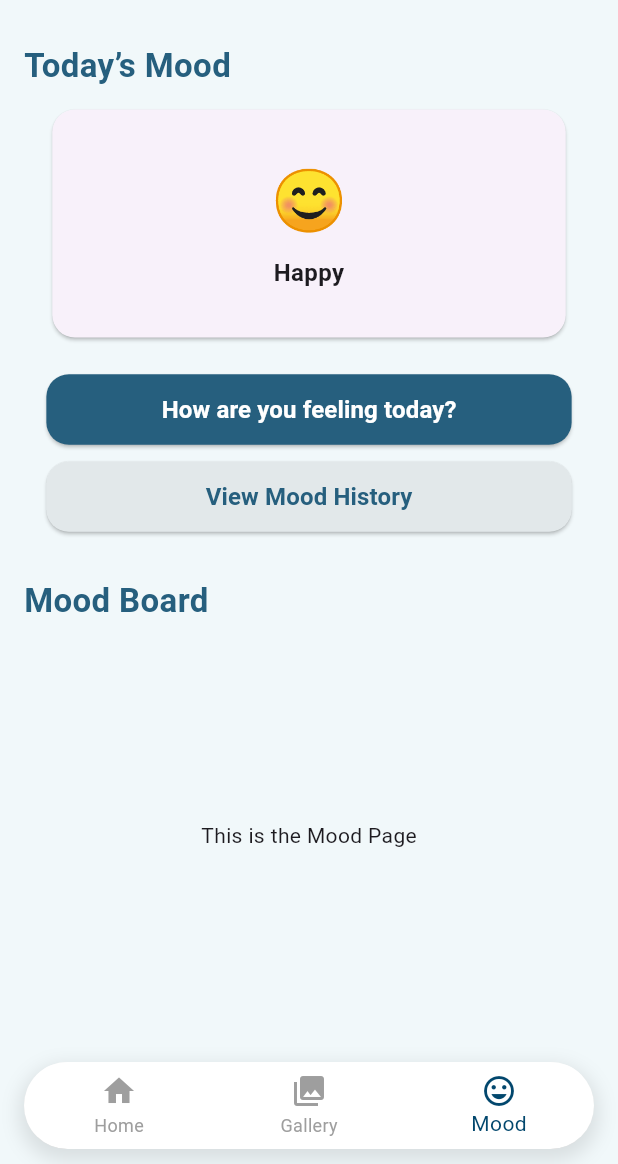
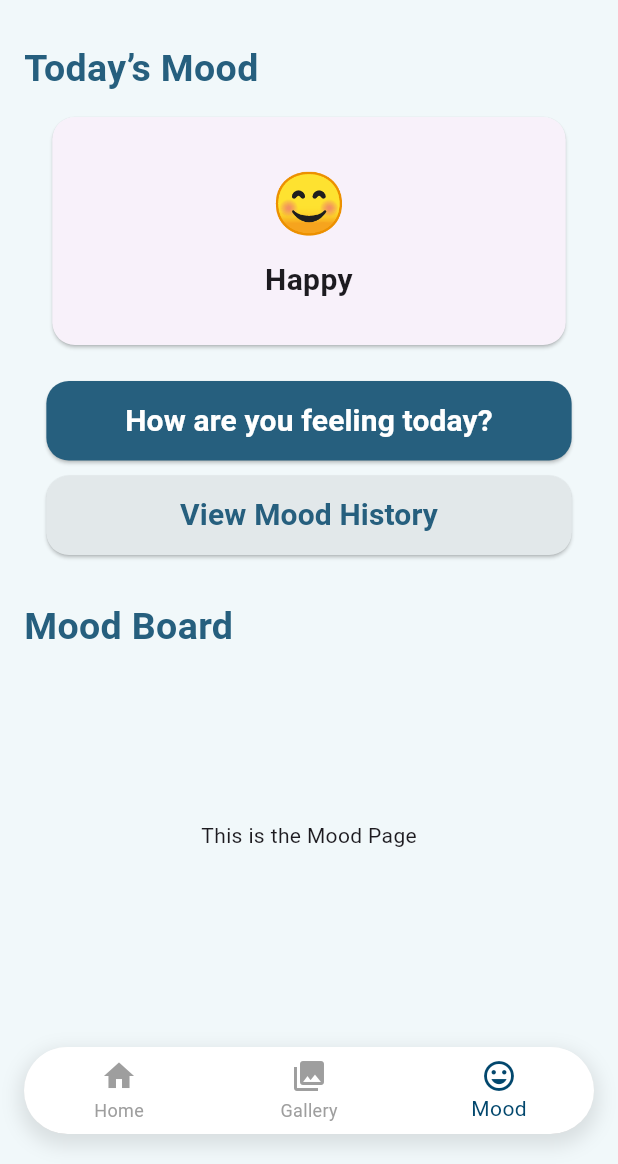
Before and after one commit to bretmuchow07/dementia-care, a Flutter app: the screen it shows after launch, item 3 of the bottom bar chosen, on a phone screen of 412 x 824 dp, the part 72-1236 px from its top. Run offline on Flutter 3.47's test engine with Material 3 defaults, Android fonts, the light colour scheme and no system bars; our stand-ins replace supabase_flutter; accounts and stored records are empty; network calls fail; Roboto replaces fonts that are missing (Poppins).

Commit message:
git commit

```diff
--- a/dementia_care/lib/home.dart
+++ b/dementia_care/lib/home.dart
@@ -138,7 +138,7 @@ class HomeScreenContent extends StatelessWidget {
                           Text(
                             'Welcome to Dementia Care',
                             style: TextStyle(
-                              fontSize: 18,
+                              fontSize: 20,
                               fontWeight: FontWeight.bold,
                             ),
                           ),
@@ -166,7 +166,7 @@ class HomeScreenContent extends StatelessWidget {
                       style: TextStyle(
                         color: Color(0xFF265F7E),
                         fontWeight: FontWeight.bold,
-                        fontSize: 20,
+                        fontSize: 25,
                       ),
                     ),
                     GestureDetector(
@@ -205,7 +205,7 @@ class HomeScreenContent extends StatelessWidget {
                       style: TextStyle(
                         color: Color(0xFF265F7E),
                         fontWeight: FontWeight.bold,
-                        fontSize: 20,
+                        fontSize: 25,
                       ),
                     ),
                     GestureDetector(
--- a/dementia_care/lib/screens/auth/edit_profile.dart
+++ b/dementia_care/lib/screens/auth/edit_profile.dart
@@ -134,7 +134,7 @@ class _AboutMePageState extends State<AboutMePage> {
               ElevatedButton(
                 onPressed: () {},
                 style: ElevatedButton.styleFrom(
-                     backgroundColor: Color(0xFF265F7E),
+                     backgroundColor: const Color(0xFF265F7E),
                   minimumSize: const Size(double.infinity, 50),
                 ),
                 child: const Text("Save",
--- a/dementia_care/lib/screens/moods/mood.dart
+++ b/dementia_care/lib/screens/moods/mood.dart
@@ -24,7 +24,7 @@ class MoodPage extends StatelessWidget {
                   style: TextStyle(
                     color: Color(0xFF265F7E),
                     fontWeight: FontWeight.bold,
-                    fontSize: 22,
+                    fontSize: 25,
                   ),
                 ),
               ),
@@ -64,7 +64,7 @@ class MoodPage extends StatelessWidget {
                       ),
                       child: const Text(
                         'How are you feeling today?',
-                        style: TextStyle(fontSize: 16, color: Colors.white, fontWeight: FontWeight.bold),
+                        style: TextStyle(fontSize: 20, color: Colors.white, fontWeight: FontWeight.bold),
                       ),
                     ),
                   ),
@@ -87,7 +87,7 @@ class MoodPage extends StatelessWidget {
                       ),
                       child: const Text(
                         'View Mood History',
-                        style: TextStyle(fontSize: 16, color: Color(0xFF265F7E),fontWeight: FontWeight.bold),
+                        style: TextStyle(fontSize: 20, color: Color(0xFF265F7E),fontWeight: FontWeight.bold),
                       ),
                     ),
                   ),
@@ -106,7 +106,7 @@ class MoodPage extends StatelessWidget {
                   style: TextStyle(
                     color: Color(0xFF265F7E),
                     fontWeight: FontWeight.bold,
-                    fontSize: 22,
+                    fontSize: 25,
                   ),
                 ),
               ),
--- a/dementia_care/lib/screens/moods/moodcard.dart
+++ b/dementia_care/lib/screens/moods/moodcard.dart
@@ -25,7 +25,7 @@ class MoodCard extends StatelessWidget {
             Text(
               moodTitle,
               style: const TextStyle(
-                fontSize: 16.0,
+                fontSize: 20.0,
                 fontWeight: FontWeight.bold,
               ),
               textAlign: TextAlign.center,
--- a/dementia_care/lib/widgets/bottomnav.dart
+++ b/dementia_care/lib/widgets/bottomnav.dart
@@ -9,7 +9,7 @@ class BottomNavBar extends StatelessWidget {
   @override
   Widget build(BuildContext context) {
     return Container(
-      margin: const EdgeInsets.symmetric(horizontal: 16, vertical: 10), // Moves it up
+      margin: const EdgeInsets.symmetric(horizontal: 16, vertical: 20), // Moves it up
       decoration: BoxDecoration(
         color: Colors.white, // Background color
         borderRadius: BorderRadius.circular(30), // Rounded edges
@@ -32,6 +32,7 @@ class BottomNavBar extends StatelessWidget {
           unselectedItemColor: Colors.grey,
           showSelectedLabels: true,
           showUnselectedLabels: true,
+
           items: const [
             BottomNavigationBarItem(
               icon: Icon(Icons.home),
```
Also changed, not shown: 4 other files.
